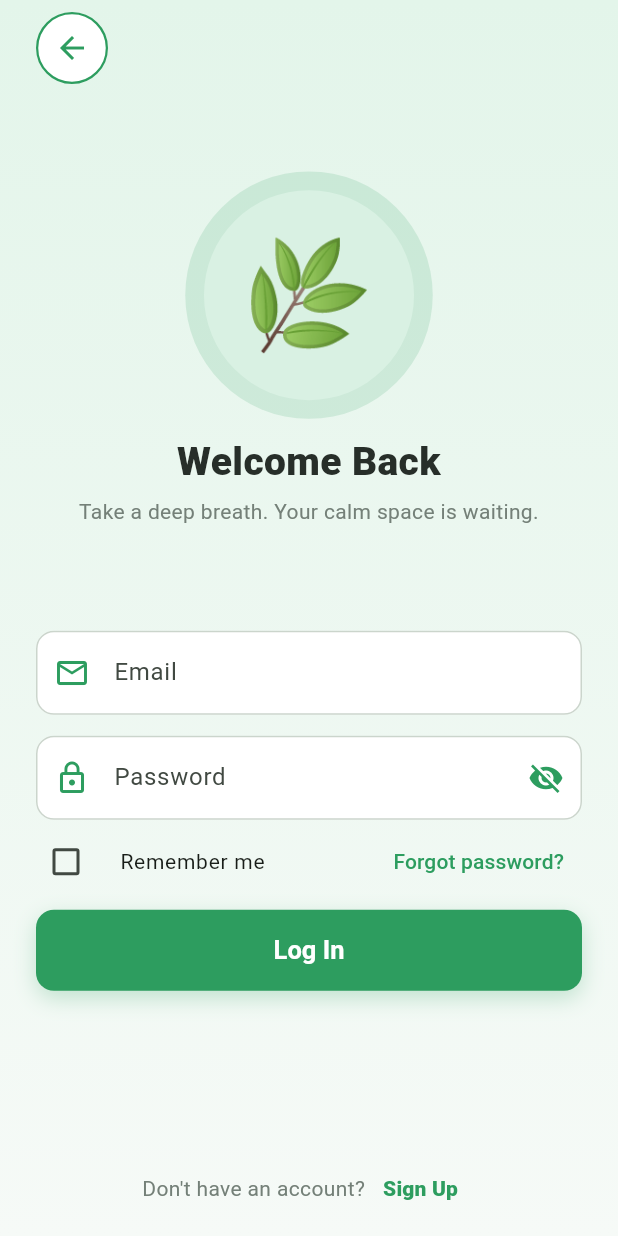
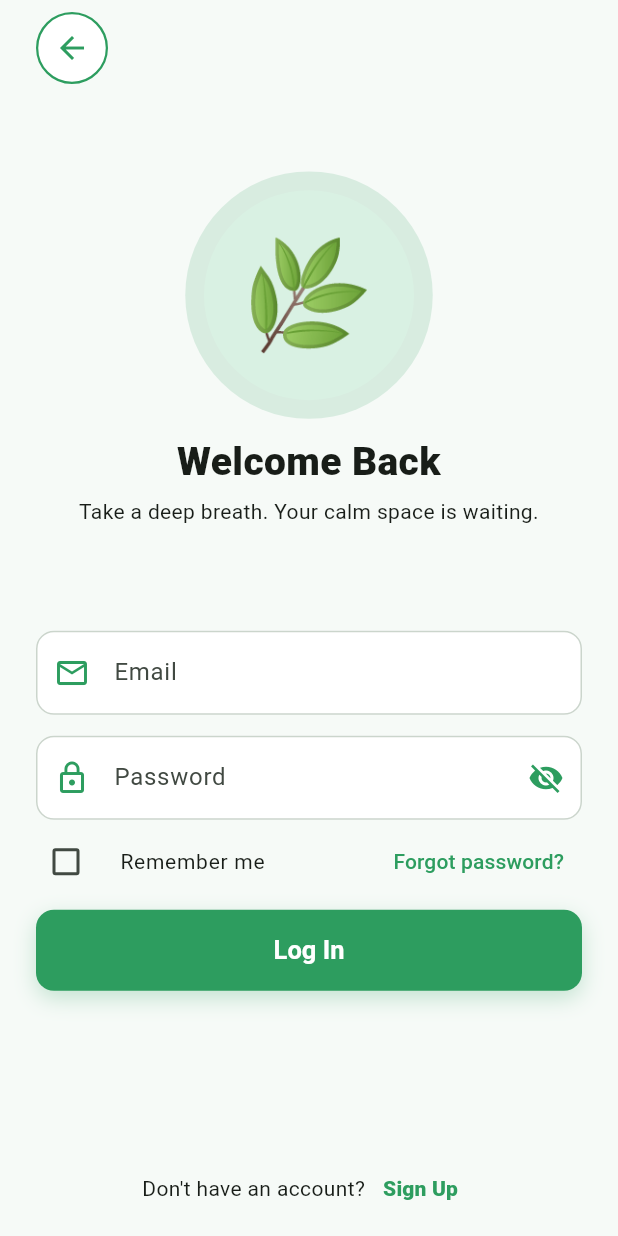
Before and after one commit to mamoon588/Mindfull-Campus-Student-Wellness, a Flutter app: the screen it shows after launch, after a tap on "I already have an account", on a phone screen of 412 x 824 dp. Run offline on Flutter 3.47's test engine with Material 3 defaults, Android fonts, the phone set to English and light mode, and no system bars; our stand-ins replace audioplayers, csv, fl_chart, flutter_local_notifications, flutter_tts, pdf and 3 more; missing offline and left inert: country_flags.

Commit message:
Fixed dark mode background and text visibility on Landing and Login screens

```diff
--- a/lib/screens/landing_screen.dart
+++ b/lib/screens/landing_screen.dart
@@ -5,8 +5,6 @@ import '../widgets/call.dart';
 import 'login_page.dart';
 import 'register_page.dart';
 
-/// First screen: a swipeable welcome with the main actions pinned to the
-/// bottom of the screen, within thumb reach.
 class LandingScreen extends StatefulWidget {
   const LandingScreen({super.key});
 
@@ -45,16 +43,25 @@ class _LandingScreenState extends State<LandingScreen> {
 
   @override
   Widget build(BuildContext context) {
+    final isDark = Theme.of(context).brightness == Brightness.dark;
+    final bgColor = Theme.of(context).scaffoldBackgroundColor;
+    final cardColor = Theme.of(context).cardColor;
+    final textColor = Theme.of(context).textTheme.bodyLarge?.color;
+    final mutedColor = Theme.of(context).textTheme.bodyMedium?.color;
+
     return Scaffold(
-      backgroundColor: AppColors.bg,
+      backgroundColor: bgColor,
       body: Column(
         children: [
           Expanded(
             child: Container(
               width: double.infinity,
-              decoration: const BoxDecoration(
+              decoration: BoxDecoration(
+                // 👈 Dynamic gradient for light/dark mode
                 gradient: LinearGradient(
-                  colors: [Color(0xFFE3F5EA), AppColors.bg],
+                  colors: isDark
+                      ? [const Color(0xFF1E1E1E), bgColor]
+                      : [const Color(0xFFE3F5EA), bgColor],
                   begin: Alignment.topCenter,
                   end: Alignment.bottomCenter,
                 ),
@@ -102,15 +109,16 @@ class _LandingScreenState extends State<LandingScreen> {
                                   const SizedBox(height: 28),
                                   Text(s.title,
                                       textAlign: TextAlign.center,
-                                      style: const TextStyle(
+                                      style: TextStyle(
                                           fontSize: 26,
                                           fontWeight: FontWeight.w800,
-                                          height: 1.2)),
+                                          height: 1.2,
+                                          color: textColor)), // 👈 Dynamic Text Color
                                   const SizedBox(height: 10),
                                   Text(s.body,
                                       textAlign: TextAlign.center,
-                                      style: const TextStyle(
-                                          fontSize: 16, color: AppColors.muted, height: 1.45)),
+                                      style: TextStyle(
+                                          fontSize: 16, color: mutedColor, height: 1.45)), // 👈 Dynamic Text Color
                                   const SizedBox(height: 16),
                                 ],
                               ),
@@ -158,11 +166,15 @@ class _LandingScreenState extends State<LandingScreen> {
           Container(
             width: double.infinity,
             padding: const EdgeInsets.fromLTRB(24, 20, 24, 8),
-            decoration: const BoxDecoration(
-              color: Colors.white,
-              borderRadius: BorderRadius.vertical(top: Radius.circular(28)),
+            decoration: BoxDecoration(
+              color: cardColor, // 👈 Dynamic Card Color
+              borderRadius: const BorderRadius.vertical(top: Radius.circular(28)),
               boxShadow: [
-                BoxShadow(color: Color(0x14000000), blurRadius: 16, offset: Offset(0, -4)),
+                BoxShadow(
+                    color: isDark ? Colors.black45 : const Color(0x14000000),
+                    blurRadius: 16,
+                    offset: const Offset(0, -4)
+                ),
               ],
             ),
             child: SafeArea(
@@ -191,9 +203,9 @@ class _LandingScreenState extends State<LandingScreen> {
                     child: const Text('I already have an account'),
                   ),
                   const SizedBox(height: 10),
-                  const Text('🔒 Your entries stay on this phone',
+                  Text('🔒 Your entries stay on this phone',
                       textAlign: TextAlign.center,
-                      style: TextStyle(fontSize: 13, color: AppColors.muted)),
+                      style: TextStyle(fontSize: 13, color: mutedColor)),
                   TextButton(
                     onPressed: () => callNumber(context, '1166'),
                     child: const Text('In crisis? Call 1166',
--- a/lib/screens/login_page.dart
+++ b/lib/screens/login_page.dart
@@ -19,14 +19,13 @@ class _LoginPageState extends State<LoginPage> with SingleTickerProviderStateMix
   final _email = TextEditingController();
   final _pass = TextEditingController();
 
-  // Slow "breathing" pulse behind the leaf, a calm touch that echoes the app
   late final AnimationController _pulse =
   AnimationController(vsync: this, duration: const Duration(milliseconds: 2400));
 
   bool _showPass = false;
   bool _remember = false;
   bool _busy = false;
-  bool _tried = false; // show red errors only after the first Log In press
+  bool _tried = false;
 
   @override
   void initState() {
@@ -39,7 +38,6 @@ class _LoginPageState extends State<LoginPage> with SingleTickerProviderStateMix
   @override
   void didChangeDependencies() {
     super.didChangeDependencies();
-    // Respect the phone's "remove animations" accessibility setting
     if (MediaQuery.of(context).disableAnimations) {
       _pulse.stop();
     } else if (!_pulse.isAnimating) {
@@ -58,8 +56,6 @@ class _LoginPageState extends State<LoginPage> with SingleTickerProviderStateMix
   Future<void> _submit() async {
     if (_busy) return;
     setState(() => _tried = true);
-    // The field errors ("Enter your password", etc.) already tell the user
-    // what is wrong, so no extra red banner is shown.
     if (!_form.currentState!.validate()) return;
     setState(() => _busy = true);
     final nav = Navigator.of(context);
@@ -67,7 +63,7 @@ class _LoginPageState extends State<LoginPage> with SingleTickerProviderStateMix
     final app = context.read<AppState>();
     await app.login(email: _email.text.trim(), remember: _remember);
     if (!mounted) return;
-    nav.popUntil((route) => route.isFirst); // back to the root, which is now the dashboard
+    nav.popUntil((route) => route.isFirst);
     toastOn(messenger, '✅ Welcome back, ${app.userName}!', kind: ToastKind.success);
   }
 
@@ -87,23 +83,18 @@ class _LoginPageState extends State<LoginPage> with SingleTickerProviderStateMix
     );
   }
 
-  // Vertical gap: a fixed gap inside the card, but on a phone it also
-  // stretches (Spacer) so the content fills the whole screen height.
   List<Widget> _gap(bool fill, double h, {int flex = 1}) =>
       [SizedBox(height: h), if (fill) Spacer(flex: flex)];
 
-  // All the login content. fill = true on phones (spread over the full screen).
-  Widget _content({required bool fill, required double hero}) {
+  Widget _content({required bool fill, required double hero, required bool isDark, required Color cardColor, required Color textColor, required Color mutedColor}) {
     return AutofillGroup(
       child: Form(
         key: _form,
-        autovalidateMode:
-        _tried ? AutovalidateMode.onUserInteraction : AutovalidateMode.disabled,
+        autovalidateMode: _tried ? AutovalidateMode.onUserInteraction : AutovalidateMode.disabled,
         child: Column(
           mainAxisSize: fill ? MainAxisSize.max : MainAxisSize.min,
           crossAxisAlignment: CrossAxisAlignment.stretch,
           children: [
-            // ---------- Back button ----------
             Align(
               alignment: Alignment.centerLeft,
               child: Padding(
@@ -113,7 +104,7 @@ class _LoginPageState extends State<LoginPage> with SingleTickerProviderStateMix
                   onPressed: () => Navigator.of(context).maybePop(),
                   icon: const Icon(Icons.arrow_back),
                   style: IconButton.styleFrom(
-                    backgroundColor: Colors.white,
+                    backgroundColor: cardColor, // 👈 Dynamic
                     foregroundColor: AppColors.primary,
                     minimumSize: const Size(48, 48),
                     side: const BorderSide(color: AppColors.primary, width: 1.5),
@@ -123,7 +114,6 @@ class _LoginPageState extends State<LoginPage> with SingleTickerProviderStateMix
             ),
             ..._gap(fill, 8),
 
-            // ---------- Calm leaf with a breathing ring ----------
             ExcludeSemantics(
               child: Center(
                 child: SizedBox(
@@ -138,16 +128,16 @@ class _LoginPageState extends State<LoginPage> with SingleTickerProviderStateMix
                         child: Container(
                           width: hero + 24,
                           height: hero + 24,
-                          decoration: const BoxDecoration(
-                              shape: BoxShape.circle, color: Color(0x262D9D5F)),
+                          decoration: BoxDecoration(
+                              shape: BoxShape.circle, color: AppColors.primary.withAlpha(isDark ? 60 : 38)),
                         ),
                       ),
                       Container(
                         width: hero,
                         height: hero,
                         alignment: Alignment.center,
-                        decoration: const BoxDecoration(
-                            shape: BoxShape.circle, color: Color(0xFFD9F1E3)),
+                        decoration: BoxDecoration(
+                            shape: BoxShape.circle, color: isDark ? const Color(0xFF2C2C2C) : const Color(0xFFD9F1E3)),
                         child: Text('🌿', style: TextStyle(fontSize: hero * 0.5)),
                       ),
                     ],
@@ -156,17 +146,16 @@ class _LoginPageState extends State<LoginPage> with SingleTickerProviderStateMix
               ),
             ),
             const SizedBox(height: 8),
-            const Text('Welcome Back',
+            Text('Welcome Back',
                 textAlign: TextAlign.center,
                 style: TextStyle(
-                    fontSize: 26, fontWeight: FontWeight.w800, color: AppColors.text)),
+                    fontSize: 26, fontWeight: FontWeight.w800, color: textColor)), // 👈 Dynamic
             const SizedBox(height: 4),
-            const Text('Take a deep breath. Your calm space is waiting.',
+            Text('Take a deep breath. Your calm space is waiting.',
                 textAlign: TextAlign.center,
-                style: TextStyle(color: AppColors.muted, fontSize: 14)),
+                style: TextStyle(color: mutedColor, fontSize: 14)), // 👈 Dynamic
             ..._gap(fill, 22),
 
-            // ---------- Fields ----------
             TextFormField(
               controller: _email,
               keyboardType: TextInputType.emailAddress,
@@ -207,7 +196,6 @@ class _LoginPageState extends State<LoginPage> with SingleTickerProviderStateMix
             ),
             const SizedBox(height: 4),
 
-            // ---------- Remember me + Forgot password ----------
             Row(
               children: [
                 Expanded(
@@ -215,7 +203,7 @@ class _LoginPageState extends State<LoginPage> with SingleTickerProviderStateMix
                     contentPadding: EdgeInsets.zero,
                     dense: true,
                     controlAffinity: ListTileControlAffinity.leading,
-                    title: const Text('Remember me', style: TextStyle(fontSize: 14)),
+                    title: Text('Remember me', style: TextStyle(fontSize: 14, color: textColor)),
                     value: _remember,
                     onChanged: (v) => setState(() => _remember = v ?? false),
                   ),
@@ -228,7 +216,6 @@ class _LoginPageState extends State<LoginPage> with SingleTickerProviderStateMix
             ),
             const SizedBox(height: 8),
 
-            // ---------- Login button ----------
             DecoratedBox(
               decoration: BoxDecoration(
                 borderRadius: BorderRadius.circular(12),
@@ -254,14 +241,13 @@ class _LoginPageState extends State<LoginPage> with SingleTickerProviderStateMix
             ),
             ..._gap(fill, 12, flex: 2),
 
-            // ---------- Sign up link ----------
             Padding(
               padding: const EdgeInsets.only(bottom: 8),
               child: Row(
                 mainAxisAlignment: MainAxisAlignment.center,
                 children: [
-                  const Text("Don't have an account?",
-                      style: TextStyle(color: AppColors.muted)),
+                  Text("Don't have an account?",
+                      style: TextStyle(color: mutedColor)),
                   TextButton(
                     onPressed: () => Navigator.of(context).pushReplacement(
                         MaterialPageRoute<void>(builder: (_) => const RegisterPage())),
@@ -279,21 +265,19 @@ class _LoginPageState extends State<LoginPage> with SingleTickerProviderStateMix
 
   @override
   Widget build(BuildContext context) {
+    final isDark = Theme.of(context).brightness == Brightness.dark;
+    final bgColor = Theme.of(context).scaffoldBackgroundColor;
+    final cardColor = Theme.of(context).cardColor;
+    final textColor = Theme.of(context).textTheme.bodyLarge?.color;
+    final mutedColor = Theme.of(context).textTheme.bodyMedium?.color;
+
     return Scaffold(
-      body: Container(
-        decoration: const BoxDecoration(
-          gradient: LinearGradient(
-            colors: [Color(0xFFE3F5EA), AppColors.bg],
-            begin: Alignment.topCenter,
-            end: Alignment.bottomCenter,
-          ),
-        ),
-        child: SafeArea(
+      backgroundColor: bgColor,
+      body: SafeArea(
         child: LayoutBuilder(builder: (context, c) {
           final phone = c.maxWidth < 520;
 
           if (phone) {
-              // PHONE: the page covers the whole screen, content spread top to bottom
             final hero = (c.maxHeight * 0.2).clamp(90.0, 140.0);
             return SingleChildScrollView(
               keyboardDismissBehavior: ScrollViewKeyboardDismissBehavior.onDrag,
@@ -302,14 +286,13 @@ class _LoginPageState extends State<LoginPage> with SingleTickerProviderStateMix
                 child: IntrinsicHeight(
                   child: Padding(
                     padding: const EdgeInsets.symmetric(horizontal: 24),
-                      child: _content(fill: true, hero: hero),
+                    child: _content(fill: true, hero: hero, isDark: isDark, cardColor: cardColor, textColor: textColor!, mutedColor: mutedColor!),
                   ),
                 ),
               ),
             );
           }
 
-            // WIDE SCREEN (Chrome / tablet): phone-sized card with rounded corners
           return Center(
             child: SingleChildScrollView(
               padding: const EdgeInsets.all(16),
@@ -318,24 +301,23 @@ class _LoginPageState extends State<LoginPage> with SingleTickerProviderStateMix
                 child: Container(
                   padding: const EdgeInsets.fromLTRB(20, 4, 20, 12),
                   decoration: BoxDecoration(
-                      color: Colors.white,
+                    color: cardColor, // 👈 Dynamic
                     borderRadius: BorderRadius.circular(28),
-                      border: Border.all(color: const Color(0xFFDDEFE3)),
-                      boxShadow: const [
+                    border: Border.all(color: isDark ? Colors.grey.shade800 : const Color(0xFFDDEFE3)),
+                    boxShadow: [
                       BoxShadow(
-                            color: Color(0x1A000000),
+                          color: isDark ? Colors.black45 : const Color(0x1A000000),
                           blurRadius: 24,
-                            offset: Offset(0, 8)),
+                          offset: const Offset(0, 8)),
                     ],
                   ),
-                    child: _content(fill: false, hero: 90),
+                  child: _content(fill: false, hero: 90, isDark: isDark, cardColor: cardColor, textColor: textColor!, mutedColor: mutedColor!),
                 ),
               ),
             ),
           );
         }),
       ),
-      ),
     );
   }
 }
```
Lines whose indentation alone changed are shown as unchanged.
